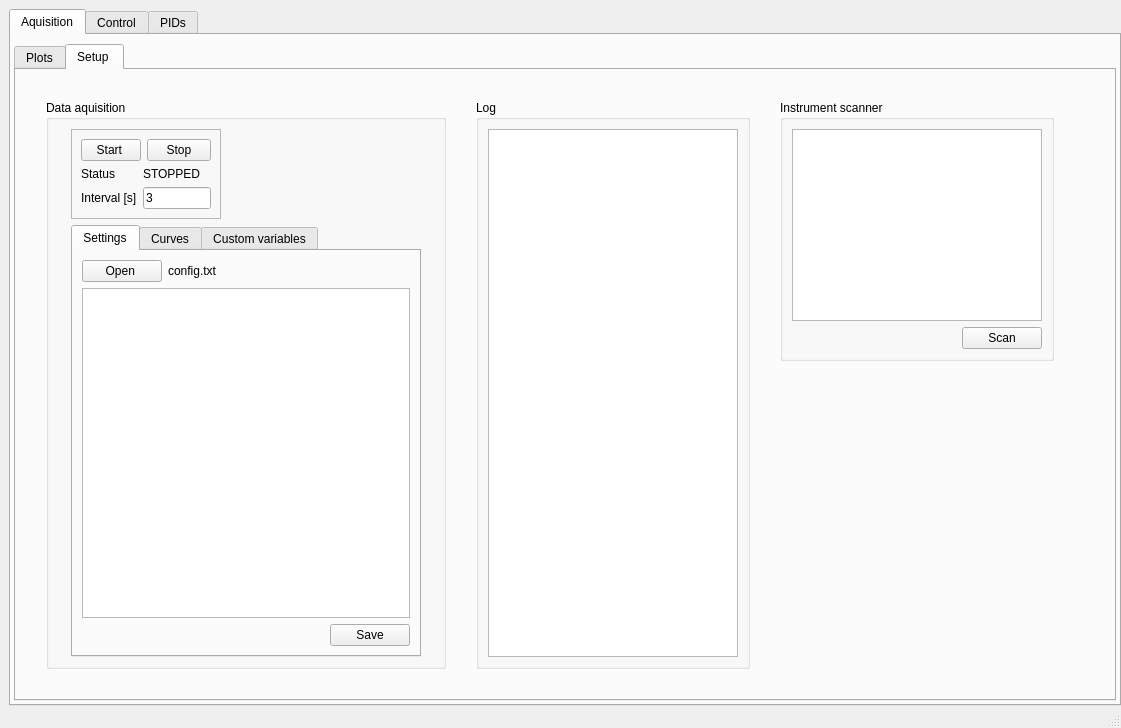
The window that ui.ui (vitorliston/PyDAQ) describes before a commit, drawn with Qt 5.
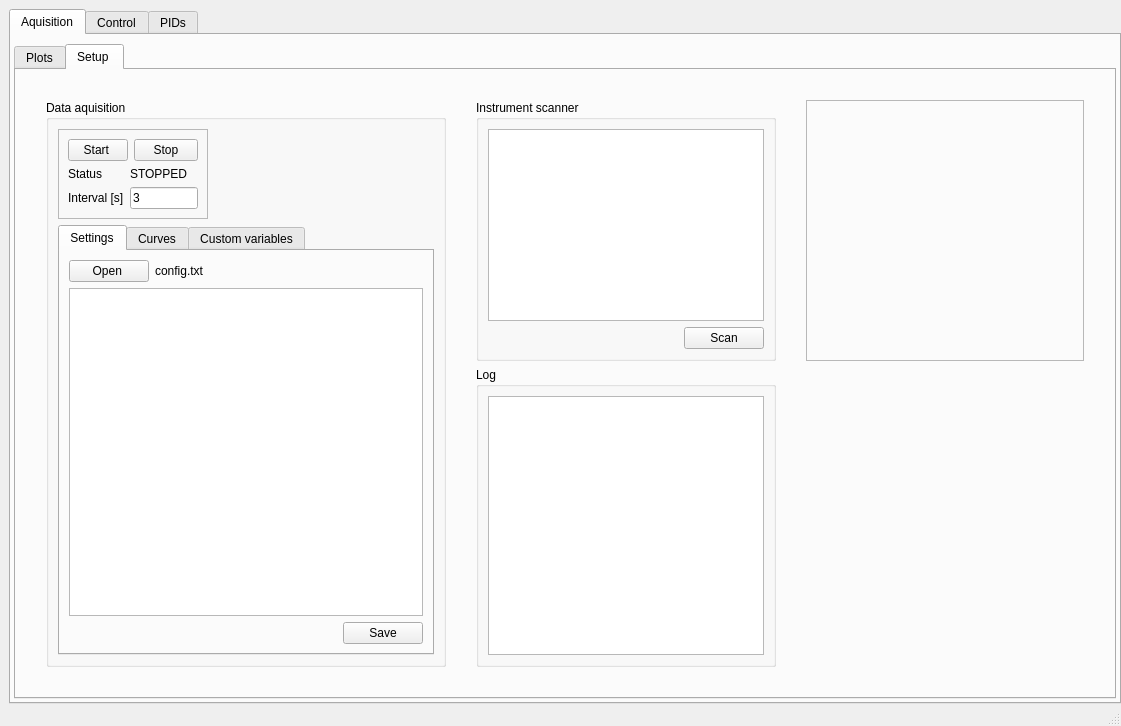
The same window after the commit.

Commit message: Plots and control: - Control now performs cycle analisys - Plot item value now is show next to label

```diff
--- a/ui.ui
+++ b/ui.ui
@@ -7,7 +7,7 @@
     <x>0</x>
     <y>0</y>
     <width>1121</width>
-    <height>728</height>
+    <height>726</height>
    </rect>
   </property>
   <property name="minimumSize">
@@ -355,7 +355,60 @@
             <property name="horizontalSpacing">
              <number>30</number>
             </property>
-            <item row="0" column="0">
+            <item row="0" column="2" alignment="Qt::AlignTop">
+             <widget class="QGroupBox" name="groupBox">
+              <property name="maximumSize">
+               <size>
+                <width>300</width>
+                <height>300</height>
+               </size>
+              </property>
+              <property name="title">
+               <string>Instrument scanner</string>
+              </property>
+              <layout class="QGridLayout" name="gridLayout_3">
+               <item row="1" column="0" alignment="Qt::AlignRight">
+                <widget class="QPushButton" name="bscan_instrument">
+                 <property name="text">
+                  <string>Scan</string>
+                 </property>
+                </widget>
+               </item>
+               <item row="0" column="0">
+                <widget class="QPlainTextEdit" name="instrument_scanner_text"/>
+               </item>
+              </layout>
+             </widget>
+            </item>
+            <item row="0" column="3">
+             <widget class="QFrame" name="frame">
+              <property name="frameShape">
+               <enum>QFrame::StyledPanel</enum>
+              </property>
+              <property name="frameShadow">
+               <enum>QFrame::Raised</enum>
+              </property>
+             </widget>
+            </item>
+            <item row="1" column="2">
+             <widget class="QGroupBox" name="groupBox_7">
+              <property name="maximumSize">
+               <size>
+                <width>300</width>
+                <height>16777215</height>
+               </size>
+              </property>
+              <property name="title">
+               <string>Log</string>
+              </property>
+              <layout class="QGridLayout" name="gridLayout_8">
+               <item row="0" column="0">
+                <widget class="QPlainTextEdit" name="log_text"/>
+               </item>
+              </layout>
+             </widget>
+            </item>
+            <item row="0" column="0" rowspan="2" alignment="Qt::AlignLeft">
              <widget class="QGroupBox" name="groupBox_4">
               <property name="minimumSize">
                <size>
@@ -363,12 +416,6 @@
                 <height>0</height>
                </size>
               </property>
-              <property name="maximumSize">
-               <size>
-                <width>400</width>
-                <height>16777215</height>
-               </size>
-              </property>
               <property name="title">
                <string>Data aquisition</string>
               </property>
@@ -451,12 +498,6 @@
                    <height>0</height>
                   </size>
                  </property>
-                 <property name="maximumSize">
-                  <size>
-                   <width>350</width>
-                   <height>16777215</height>
-                  </size>
-                 </property>
                  <property name="currentIndex">
                   <number>0</number>
                  </property>
@@ -465,9 +506,6 @@
                    <string>Settings</string>
                   </attribute>
                   <layout class="QGridLayout" name="gridLayout_4">
-                   <item row="1" column="0">
-                    <widget class="QPlainTextEdit" name="settingstext"/>
-                   </item>
                    <item row="0" column="0">
                     <layout class="QFormLayout" name="formLayout_3">
                      <item row="0" column="0">
@@ -484,9 +522,22 @@
                        </property>
                       </widget>
                      </item>
+                     <item row="1" column="0" colspan="2">
+                      <widget class="QTableView" name="tableView">
+                       <property name="sizeAdjustPolicy">
+                        <enum>QAbstractScrollArea::AdjustToContents</enum>
+                       </property>
+                       <property name="wordWrap">
+                        <bool>false</bool>
+                       </property>
+                       <attribute name="verticalHeaderVisible">
+                        <bool>false</bool>
+                       </attribute>
+                      </widget>
+                     </item>
                     </layout>
                    </item>
-                   <item row="2" column="0" alignment="Qt::AlignRight">
+                   <item row="1" column="0" alignment="Qt::AlignRight">
                     <widget class="QPushButton" name="bsavechangesset">
                      <property name="text">
                       <string>Save</string>
@@ -570,59 +621,6 @@
               </layout>
              </widget>
             </item>
-            <item row="0" column="1">
-             <widget class="QGroupBox" name="groupBox_7">
-              <property name="maximumSize">
-               <size>
-                <width>300</width>
-                <height>16777215</height>
-               </size>
-              </property>
-              <property name="title">
-               <string>Log</string>
-              </property>
-              <layout class="QGridLayout" name="gridLayout_8">
-               <item row="0" column="0">
-                <widget class="QPlainTextEdit" name="log_text"/>
-               </item>
-              </layout>
-             </widget>
-            </item>
-            <item row="0" column="2" alignment="Qt::AlignTop">
-             <widget class="QGroupBox" name="groupBox">
-              <property name="maximumSize">
-               <size>
-                <width>300</width>
-                <height>300</height>
-               </size>
-              </property>
-              <property name="title">
-               <string>Instrument scanner</string>
-              </property>
-              <layout class="QGridLayout" name="gridLayout_3">
-               <item row="1" column="0" alignment="Qt::AlignRight">
-                <widget class="QPushButton" name="bscan_instrument">
-                 <property name="text">
-                  <string>Scan</string>
-                 </property>
-                </widget>
-               </item>
-               <item row="0" column="0">
-                <widget class="QPlainTextEdit" name="instrument_scanner_text"/>
-               </item>
-              </layout>
-             </widget>
-            </item>
-            <item row="0" column="3">
-             <widget class="QFrame" name="frame">
-              <property name="frameShape">
-               <enum>QFrame::StyledPanel</enum>
-              </property>
-              <property name="frameShadow">
-               <enum>QFrame::Raised</enum>
-              </property>
-             </widget>
-            </item>
            </layout>
           </widget>
          </widget>
```
The commit also changes 5 other files.
